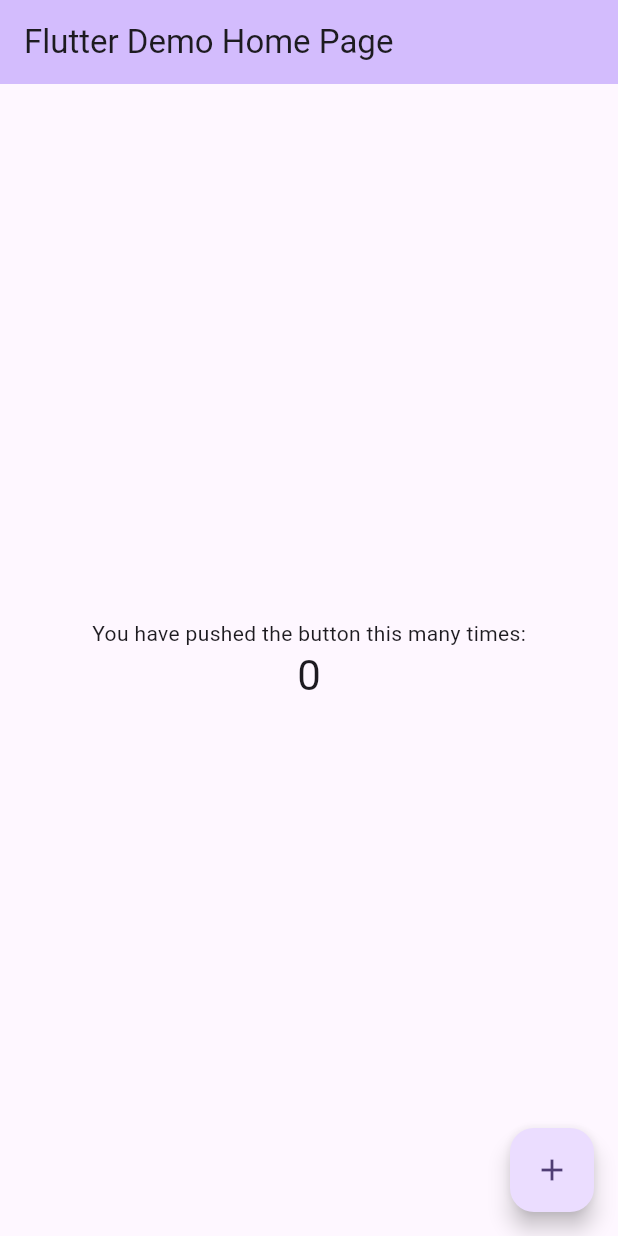
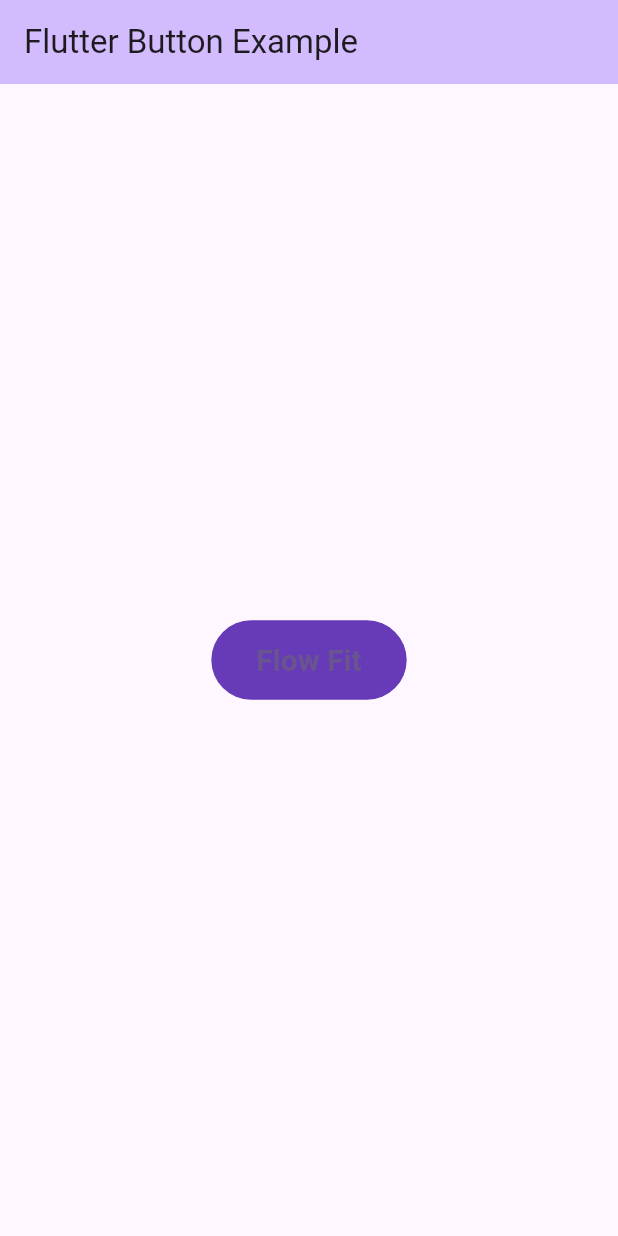
Before and after one commit to ShreyaRajaram/FitFlow-WingHacks, a Flutter app: the screen it shows after launch, on a phone screen of 412 x 824 dp. Run offline on Flutter 3.47's test engine with Material 3 defaults, Android fonts, the phone set to English and light mode, and no system bars.

Commit message:
Adding basic flutter app template

```diff
--- a/flowfit/lib/main.dart
+++ b/flowfit/lib/main.dart
@@ -7,46 +7,21 @@
 class MyApp extends StatelessWidget {
   const MyApp({super.key});
 
-  // This widget is the root of your application.
   @override
   Widget build(BuildContext context) {
     return MaterialApp(
-      title: 'Flutter Demo',
+      title: 'Flow Fit Button Example',
       theme: ThemeData(
-        // This is the theme of your application.
-        //
-        // TRY THIS: Try running your application with "flutter run". You'll see
-        // the application has a purple toolbar. Then, without quitting the app,
-        // try changing the seedColor in the colorScheme below to Colors.green
-        // and then invoke "hot reload" (save your changes or press the "hot
-        // reload" button in a Flutter-supported IDE, or press "r" if you used
-        // the command line to start the app).
-        //
-        // Notice that the counter didn't reset back to zero; the application
-        // state is not lost during the reload. To reset the state, use hot
-        // restart instead.
-        //
-        // This works for code too, not just values: Most code changes can be
-        // tested with just a hot reload.
         colorScheme: ColorScheme.fromSeed(seedColor: Colors.deepPurple),
         useMaterial3: true,
       ),
-      home: const MyHomePage(title: 'Flutter Demo Home Page'),
+      home: const MyHomePage(title: 'Flutter Button Example'),
     );
   }
 }
 
 class MyHomePage extends StatefulWidget {
   const MyHomePage({super.key, required this.title});
-
-  // This widget is the home page of your application. It is stateful, meaning
-  // that it has a State object (defined below) that contains fields that affect
-  // how it looks.
-
-  // This class is the configuration for the state. It holds the values (in this
-  // case the title) provided by the parent (in this case the App widget) and
-  // used by the build method of the State. Fields in a Widget subclass are
-  // always marked "final".
 
   final String title;
 
@@ -55,71 +30,34 @@
 }
 
 class _MyHomePageState extends State<MyHomePage> {
-  int _counter = 0;
-
-  void _incrementCounter() {
-    setState(() {
-      // This call to setState tells the Flutter framework that something has
-      // changed in this State, which causes it to rerun the build method below
-      // so that the display can reflect the updated values. If we changed
-      // _counter without calling setState(), then the build method would not be
-      // called again, and so nothing would appear to happen.
-      _counter++;
-    });
-  }
-
   @override
   Widget build(BuildContext context) {
-    // This method is rerun every time setState is called, for instance as done
-    // by the _incrementCounter method above.
-    //
-    // The Flutter framework has been optimized to make rerunning build methods
-    // fast, so that you can just rebuild anything that needs updating rather
-    // than having to individually change instances of widgets.
     return Scaffold(
       appBar: AppBar(
-        // TRY THIS: Try changing the color here to a specific color (to
-        // Colors.amber, perhaps?) and trigger a hot reload to see the AppBar
-        // change color while the other colors stay the same.
+        title: Text(widget.title),
         backgroundColor: Theme.of(context).colorScheme.inversePrimary,
-        // Here we take the value from the MyHomePage object that was created by
-        // the App.build method, and use it to set our appbar title.
-        title: Text(widget.title),
       ),
       body: Center(
-        // Center is a layout widget. It takes a single child and positions it
-        // in the middle of the parent.
         child: Column(
-          // Column is also a layout widget. It takes a list of children and
-          // arranges them vertically. By default, it sizes itself to fit its
-          // children horizontally, and tries to be as tall as its parent.
-          //
-          // Column has various properties to control how it sizes itself and
-          // how it positions its children. Here we use mainAxisAlignment to
-          // center the children vertically; the main axis here is the vertical
-          // axis because Columns are vertical (the cross axis would be
-          // horizontal).
-          //
-          // TRY THIS: Invoke "debug painting" (choose the "Toggle Debug Paint"
-          // action in the IDE, or press "p" in the console), to see the
-          // wireframe for each widget.
           mainAxisAlignment: MainAxisAlignment.center,
           children: <Widget>[
-            const Text(
-              'You have pushed the button this many times:',
-            ),
-            Text(
-              '$_counter',
-              style: Theme.of(context).textTheme.headlineMedium,
+            // Flow Fit Button
+            TextButton(
+              onPressed: () {
+                // You can add your desired action here
+                print('Flow Fit button pressed!');
+              },
+              style: TextButton.styleFrom(
+
+                backgroundColor: Colors.deepPurple, // Button color
+                padding: const EdgeInsets.symmetric(vertical: 15, horizontal: 30),
+                textStyle: const TextStyle(fontSize: 20, fontWeight: FontWeight.bold),
+              ),
+              child: const Text('Flow Fit'),
             ),
           ],
         ),
       ),
-      floatingActionButton: FloatingActionButton(
-        onPressed: _incrementCounter,
-        tooltip: 'Increment',
-        child: const Icon(Icons.add),
-      ), // This trailing comma makes auto-formatting nicer for build methods.
     );
   }
 }
```
